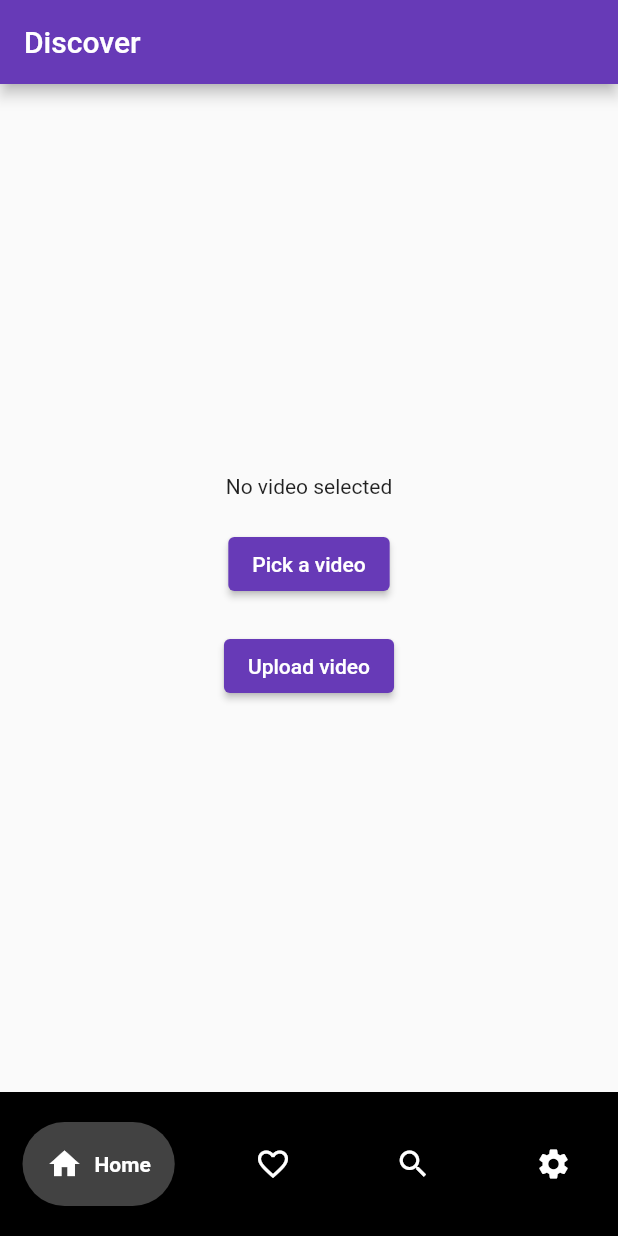
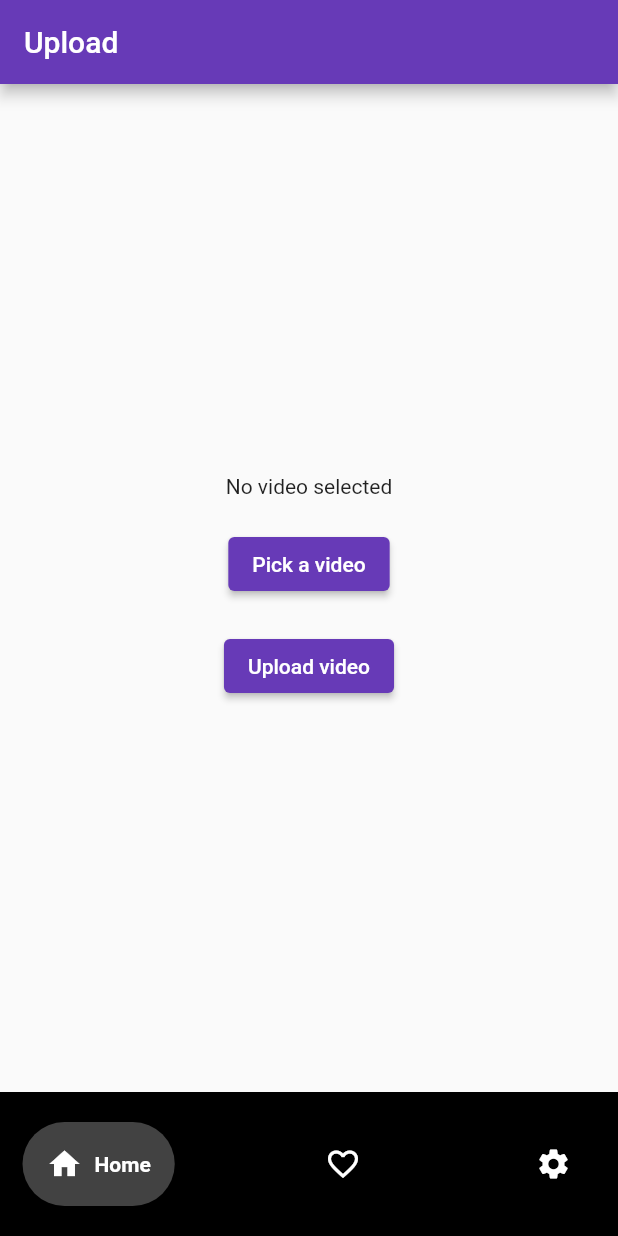
Before and after one commit to NiroWolfee/silver-lamp, a Flutter app: the screen it shows once a user with an empty profile is signed in, on a phone screen of 412 x 824 dp. Run offline on Flutter 3.47's test engine with Material 2 defaults, Android fonts, the phone set to English and light mode, and no system bars; drawn by our look-alikes of google_nav_bar; our stand-ins replace firebase_auth, firebase_core, google_fonts, image_picker, lottie, video_player; missing offline and left inert: swipable_stack; accounts and stored records are empty; network calls fail.

Commit message:
final picks

```diff
--- a/silver_lamp/lib/pages/homepage.dart
+++ b/silver_lamp/lib/pages/homepage.dart
@@ -78,10 +78,6 @@ class _HomePageState extends State<HomePage> {
                   text: 'Likes',
                 ),
                 GButton(
-                  icon: Icons.search,
-                  text: 'Search',
-                ),
-                GButton(
                   icon: Icons.settings,
                   text: 'Settings',
                 ),
--- a/silver_lamp/lib/pages/navbar/upload_page.dart
+++ b/silver_lamp/lib/pages/navbar/upload_page.dart
@@ -124,7 +124,7 @@ class _DiscoverPageState extends State<DiscoverPage> {
   Widget build(BuildContext context) {
     return Scaffold(
       appBar: AppBar(
-        title: Text("Discover"),
+        title: Text("Upload"),
       ),
       body: Column(
         mainAxisAlignment: MainAxisAlignment.center,
```
